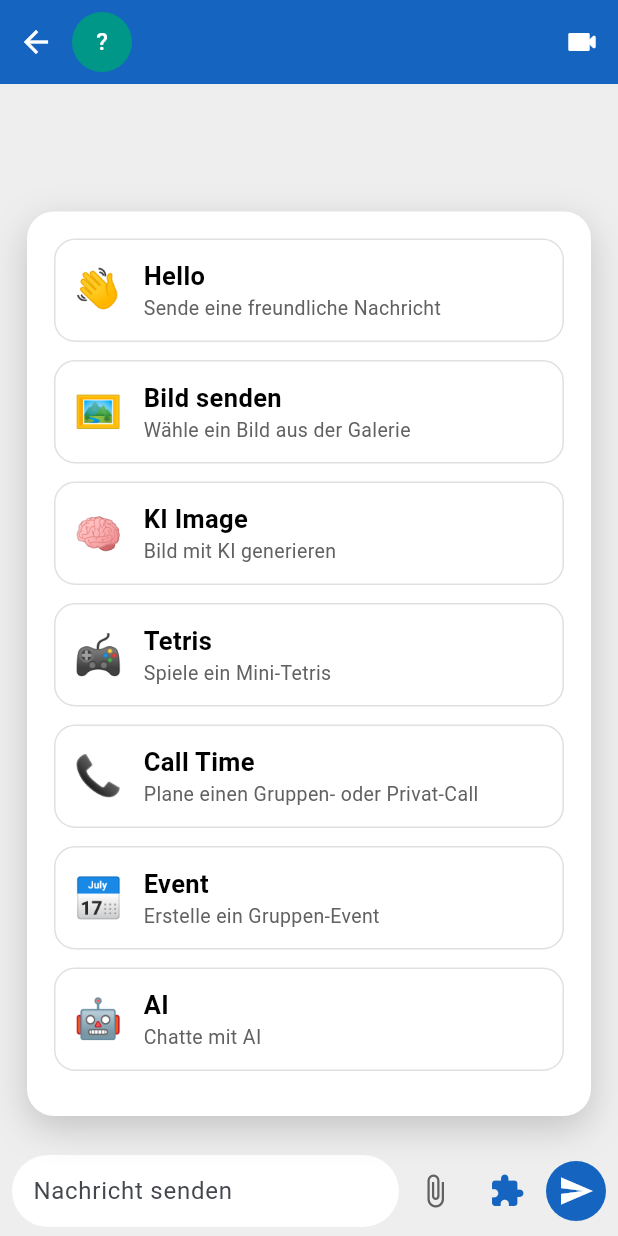
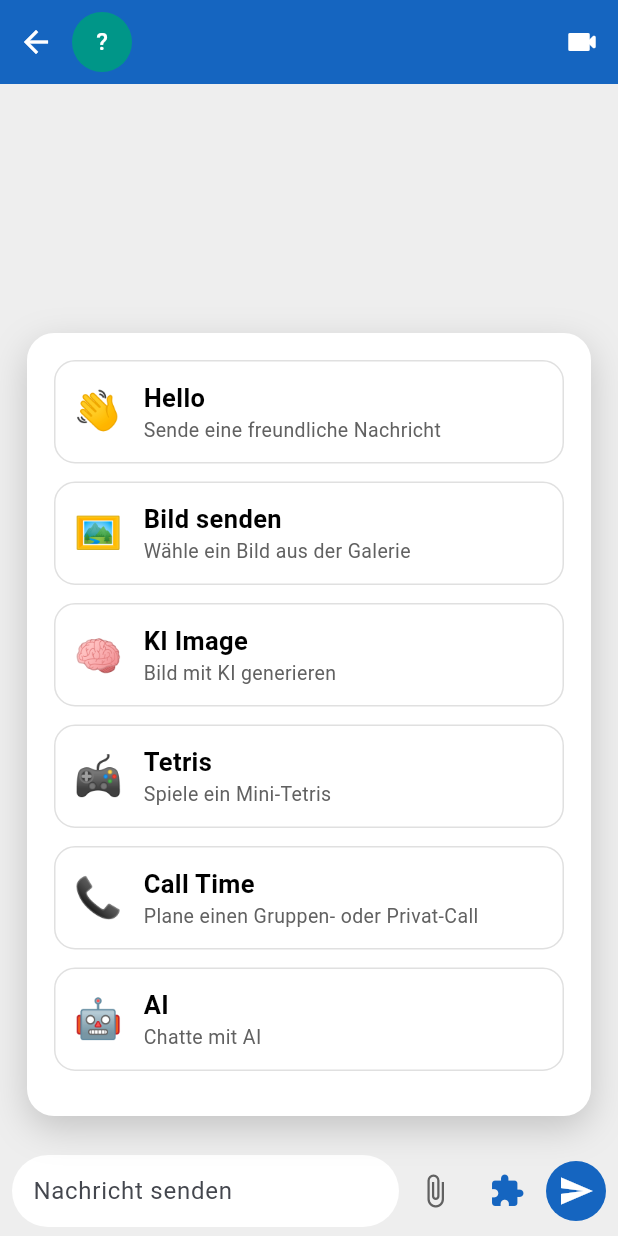
Before and after one commit to Xafe42/NexxChat, a Flutter app: the PrivateChatScreen screen opened directly with empty values, after a tap on the "extension" icon, on a phone screen of 412 x 824 dp. Run offline on Flutter 3.47's test engine with Material 3 defaults, Android fonts, the phone set to English and light mode, and no system bars; our stand-ins replace audioplayers, cloud_firestore, firebase_auth, firebase_core, firebase_storage, image_picker and 3 more; missing offline and left inert: zego_uikit_prebuilt_call; accounts and stored records are empty.

Commit message:
Fix Privat_chat_Screen

```diff
--- a/lib/Screens/private_chat_screen.dart
+++ b/lib/Screens/private_chat_screen.dart
@@ -1609,16 +1609,6 @@ class _PrivateChatScreenState extends State<PrivateChatScreen> {
               },
             ),
             _commandCard(
-              icon: "📅",
-              title: "Event",
-              description: "Erstelle ein Gruppen-Event",
-              onTap: () {
-                _ctrl.text = "/event";
-                _onTextChanged("/event");
-                setState(() => _isSlashToolbarVisible = false);
-              },
-            ),
-            _commandCard(
               icon: "🤖",
               title: "AI",
               description: "Chatte mit AI",
```
